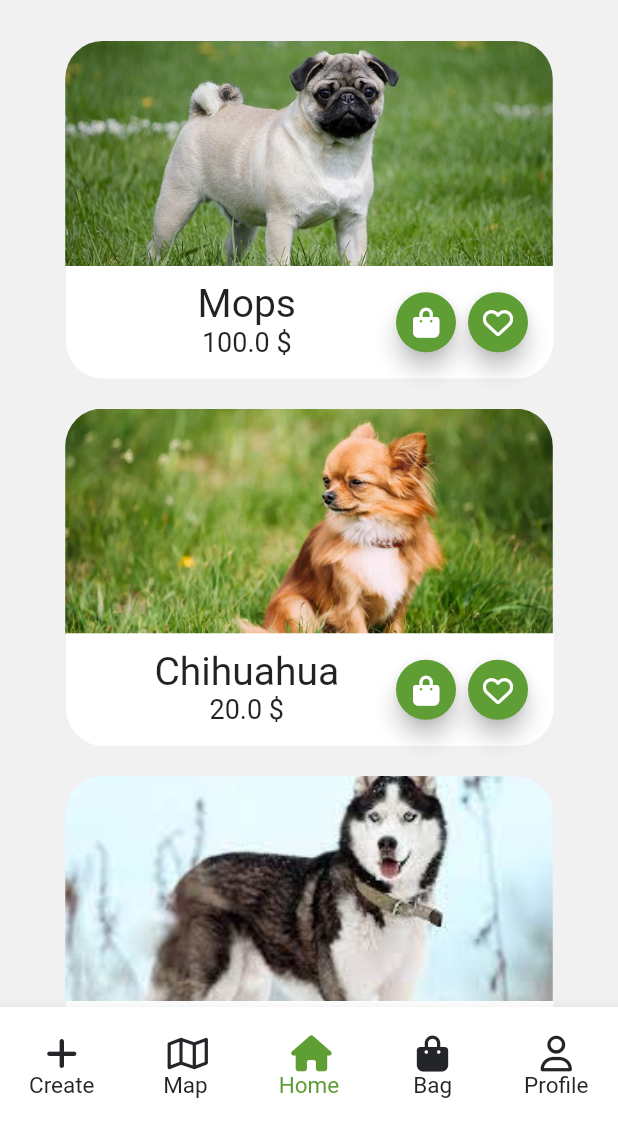
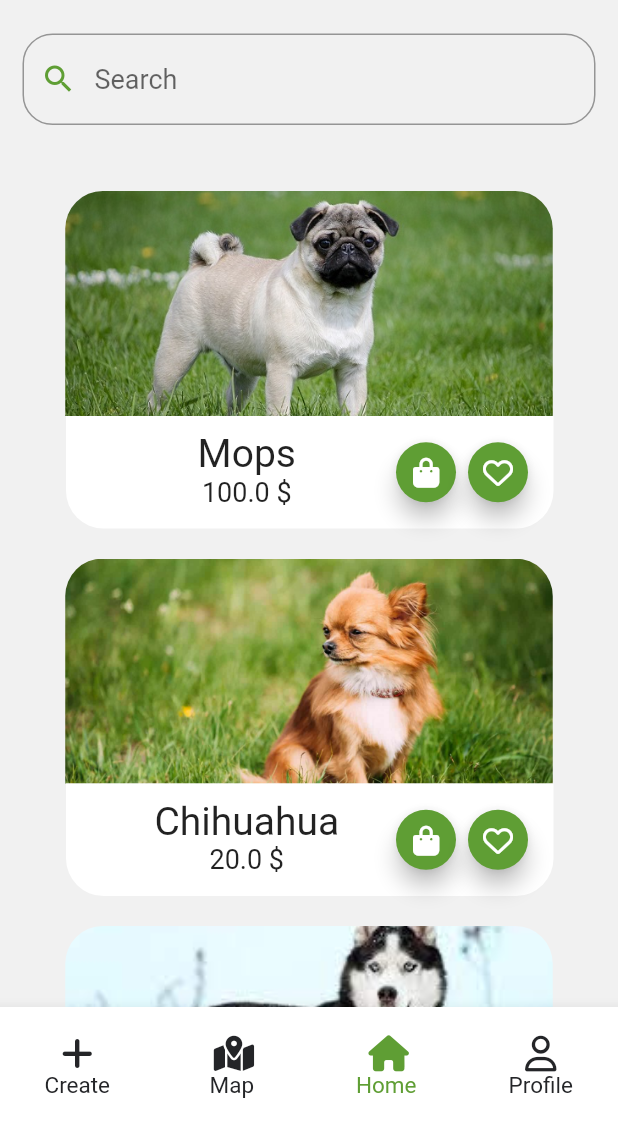
Before and after one commit to ggkotakov20/Find-perfect-pet, a Flutter app: the screen it shows after launch, on a phone screen of 412 x 824 dp, the part 109-1236 px from its top. Run offline on Flutter 3.47's test engine with Material 2 defaults, Android fonts, the phone set to English and light mode, and no system bars; our stand-ins replace font_awesome_flutter.

Commit message:
Fix some bug

```diff
--- a/app/lib/colors.dart
+++ b/app/lib/colors.dart
@@ -1,6 +1,9 @@
 import 'package:flutter/material.dart';
 
 Color firstColor = Color.fromRGBO(95, 158, 52, 1);
+Color secondColor = Color.fromRGBO(251, 235, 168, 1);
 Color darkColor = Color.fromRGBO(36, 37, 40, 1);
 
 Color background =  Color.fromRGBO(241, 241, 241, 1);
+
+Color marker = firstColor;
--- a/app/lib/data/animal_languages.dart
+++ b/app/lib/data/pet_languages.dart
@@ -1,23 +1,26 @@
-import 'package:app/pages/home/animal.dart';
+import 'package:app/pages/home/pet.dart';
 
 ///
 /// This file provides the original category data
 ///
 
 /// Original labels in german and bulgarian, english added as last value
-const labels = [
-  ["1", "100", "Mops", "мопс"],
-  ["2", "20", "Chihuahua", "цихуахуа"],
-  ["3", "500", "Husky", "хъски"]
+const  _allPets = [
+  ["1", "100", "Mops", "Мопс"],
+  ["2", "20", "Chihuahua", "Чихуахуа"],
+  ["3", "500", "Husky", "Хъски"],
+  ["4", "300", "Labrador", 'Лабрадор']
 ];
+
+
 
 ///
 /// Labels transformed into BuboCategories
 ///
 /// This list can be used in the application for rendering the categories
 ///
-List<Animal> categories = labels.map((categoryLabels) {
-  return Animal(
+List<Pet> cards = _allPets.map((categoryLabels) {
+  return Pet(
       int.parse(categoryLabels[0]),
       double.parse(categoryLabels[1]),
       'images/pets/${categoryLabels[2].toLowerCase().replaceAll(' ', '_')}.jpg',
--- a/app/lib/main.dart
+++ b/app/lib/main.dart
@@ -1,11 +1,9 @@
 import 'package:flutter/material.dart';
 import 'package:font_awesome_flutter/font_awesome_flutter.dart';
-import 'package:google_fonts/google_fonts.dart';
 import 'package:app/colors.dart';
 
 import 'package:app/pages/home/home.dart';
-import 'package:app/pages/map/map.dart';
-import 'package:app/pages/bag.dart';
+import 'package:app/pages/error.dart';
 
 void main() {
   runApp(MyApp());
@@ -19,14 +17,12 @@ class MyApp extends StatefulWidget {
   @override
   State<MyApp> createState() => _MyAppState();
 }
-
 class _MyAppState extends State<MyApp> {
   final screen = [
+    ErrorPage(),
+    ErrorPage(),
     HomePage(),
-    MapPage(),
-    HomePage(),
-    BagPage(),
-    HomePage(),
+    ErrorPage(),
   ];
 
   @override
@@ -61,22 +57,17 @@ class _MyAppState extends State<MyApp> {
               selectedFontSize: 15,
               unselectedFontSize: 15,
               items: const [
-
                 BottomNavigationBarItem(
                   label: 'Create',
                   icon: Icon(FontAwesomeIcons.plus),
                 ),
                 BottomNavigationBarItem(
                   label: 'Map',
-                  icon: Icon(FontAwesomeIcons.map),
+                  icon: Icon(FontAwesomeIcons.mapLocationDot),
                 ),
                 BottomNavigationBarItem(
                   label: 'Home',
                   icon: Icon(FontAwesomeIcons.house),
-                ),
-                BottomNavigationBarItem(
-                  label: 'Bag',
-                  icon: Icon(FontAwesomeIcons.bagShopping),
                 ),
                 BottomNavigationBarItem(
                   label: 'Profile',
--- a/app/lib/pages/bag.dart
+++ b/app/lib/pages/error.dart
@@ -1,7 +1,7 @@
 import 'package:flutter/material.dart';
 
-class BagPage extends StatelessWidget {
-  const BagPage({super.key});
+class ErrorPage extends StatelessWidget {
+  const ErrorPage({super.key});
 
   @override
   Widget build(BuildContext context) {
--- a/app/lib/pages/home/home.dart
+++ b/app/lib/pages/home/home.dart
@@ -1,10 +1,13 @@
 import 'package:flutter/material.dart';
 import 'package:font_awesome_flutter/font_awesome_flutter.dart';
 import 'package:app/colors.dart';
-import 'package:google_fonts/google_fonts.dart';
 
-import 'package:app/pages/home/animal.dart';
-import 'package:app/data/animal_languages.dart';
+import 'package:app/pages/home/pet_card.dart';
+
+import 'package:app/pages/home/pet.dart';
+import 'package:app/data/pet_languages.dart';
+
+String _language = 'us';
 
 class HomePage extends StatefulWidget {
   const HomePage({super.key});
@@ -14,152 +17,26 @@ class HomePage extends StatefulWidget {
 }
 
 class _HomePageState extends State<HomePage> {
-  String _language = 'us';
-
   @override
   Widget build(BuildContext context) {
     return Stack(
-      children: [
-        Positioned(
-          top: 0,
-          bottom: 0,
-          left: 30,
-          right: 30,
-          child: CategoryViewer(_language),
+      children:  [
+        Padding(
+          padding: const EdgeInsets.all(15),
+          child: TextField(
+            style: TextStyle(fontSize: 18),
+            cursorColor: firstColor,
+            decoration: InputDecoration(
+              prefixIcon: Icon(Icons.search, color: firstColor,),
+              hintText: 'Search',
+              border: OutlineInputBorder(
+                borderRadius: BorderRadius.circular(20),
+                borderSide: BorderSide(color: Colors.red)
+              )
+            ),
+          ),
         ),
-      ],
-    );
+        AnimalCards()
+    ]);
   }
 }
-
-class CategoryViewer extends StatelessWidget {
-  final String language;
-  CategoryViewer(this.language, {super.key});
-
-  @override
-  Widget build(BuildContext context) {
-    var width = MediaQuery.of(context).size.width;
-    var height = MediaQuery.of(context).size.height;
-
-    var widthPerCategory = 400;
-
-    print('$width X $height');
-
-    return ListView(
-      children: categories.map((categories) {
-        return AnimalListItem(language, categories);
-      }).toList(),
-    );
-  }
-}
-
-class AnimalListItem extends StatelessWidget {
-  final String language;
-  final Animal animal;
-
-  const AnimalListItem(this.language, this.animal, {super.key});
-
-  @override
-  Widget build(BuildContext context) {
-    String Animalprice = animal.price.toString();
-    return Container(
-      margin: const EdgeInsets.only(top: 20, bottom: 0,),
-      child: Column(
-        children: [
-          //  Image section
-          Container(
-            width: 325,
-            height: 150,
-            decoration: BoxDecoration(
-              image: DecorationImage(
-                image: AssetImage(animal.image),
-                fit: BoxFit.cover,
-              ),
-              borderRadius: BorderRadius.only(
-                  topLeft: Radius.circular(25.0),
-                  topRight: Radius.circular(25.0)),
-            ),
-          ),
-
-          // Information section
-          Container(
-            child: Row(
-              children: [
-                // Title and price
-                Container(
-                  margin: const EdgeInsets.only(left:14),
-                  height: 75,
-                  width: 216,
-                  decoration: const BoxDecoration(
-                    borderRadius: BorderRadius.only(
-                      bottomLeft: Radius.circular(25.0),
-                    ),
-                    color: Colors.white,
-                  ),
-                  child: Padding(
-                    padding: const EdgeInsets.only(top: 10, left: 25,),
-                    child: Column(
-                      children: [
-                        Text(
-                          animal.title[language] != null
-                              ? animal.title[language]!
-                              : 'Not available',
-                          style: const TextStyle(
-                            fontSize: 26,
-                            overflow: TextOverflow.ellipsis,
-                          ),
-                        ),
-                        Text(
-                          '$Animalprice \$',
-                          style: const TextStyle(
-                            fontSize: 18,
-                          ),
-                        ),
-                      ],
-                    ),
-                  ),
-                ),
-
-                // Shopping and add to favourite buttons
-                Container(
-                  height: 75,
-                  width: 109,
-                  decoration: const BoxDecoration(
-                    borderRadius: BorderRadius.only(
-                      bottomRight: Radius.circular(25.0),
-                    ),
-                    color: Colors.white,
-                  ),
-                  child: Row(
-                    children: [
-                      FloatingActionButton.small(
-                        backgroundColor: firstColor,
-                        onPressed: () {},
-                        child: Icon(
-                          FontAwesomeIcons.bagShopping,
-                          size: 20,
-                          color: Colors.white,
-                        ),
-                      ),
-                      FloatingActionButton.small(
-                        backgroundColor: firstColor,
-                        onPressed: () {},
-                        child: Icon(
-                          FontAwesomeIcons.heart,
-                          size: 20,
-                          color: Colors.white,
-                        ),
-                      ),
-                     ],
-                  ),
-                )
-
-              ],
-            ),
-          ),
-
-        ],
-      ),
-    );
-  }
-}
--- a/app/lib/pages/home/animal.dart
+++ b/app/lib/pages/home/pet.dart
@@ -1,8 +1,8 @@
-class Animal {
+class Pet {
   int id;
   double price;
   String image;
   Map<String, String> title;
 
-  Animal(this.id, this.price,this.image, this.title);
+  Pet(this.id, this.price,this.image, this.title);
 }
--- /dev/null
+++ b/app/lib/pages/home/pet_card.dart
@@ -0,0 +1,168 @@
+import 'package:flutter/material.dart';
+import 'package:app/colors.dart';
+import 'package:font_awesome_flutter/font_awesome_flutter.dart';
+
+import 'package:app/pages/home/pet.dart';
+import 'package:app/data/pet_languages.dart';
+
+import 'package:app/pages/home/home.dart';
+
+String _language = 'us';
+class AnimalCards extends StatefulWidget {
+  const AnimalCards({super.key});
+
+  @override
+  State<AnimalCards> createState() => _AnimalCardsState();
+}
+
+class _AnimalCardsState extends State<AnimalCards> {
+  @override
+  Widget build(BuildContext context) {
+    return Stack(
+        children:[ Positioned(
+              top: 100,
+              bottom: 0,
+              left: 30,
+              right: 30,
+              child: AnimalViewer(_language),
+            ),
+        ]
+    );
+  }
+}
+
+class AnimalViewer extends StatelessWidget {
+  final String language;
+  AnimalViewer(this.language, {super.key});
+
+  @override
+  Widget build(BuildContext context) {
+    var width = MediaQuery.of(context).size.width;
+    var height = MediaQuery.of(context).size.height;
+
+    var widthPerCategory = 400;
+
+    print('$width X $height');
+
+    return ListView(
+      children: cards.map((cards) {
+        return AnimalListItem(language, cards);
+      }).toList(),
+    );
+  }
+}
+
+class AnimalListItem extends StatelessWidget {
+  final String language;
+  final Pet animal;
+
+  const AnimalListItem(this.language, this.animal, {super.key});
+
+  @override
+  Widget build(BuildContext context) {
+    String Animalprice = animal.price.toString();
+    return Container(
+      margin: const EdgeInsets.only(
+        top: 20,
+        bottom: 0,
+      ),
+      child: Column(
+        children: [
+          //  Image section
+          Container(
+            width: 325,
+            height: 150,
+            decoration: BoxDecoration(
+              image: DecorationImage(
+                image: AssetImage(animal.image),
+                fit: BoxFit.cover,
+              ),
+              borderRadius: BorderRadius.only(
+                  topLeft: Radius.circular(25.0),
+                  topRight: Radius.circular(25.0)),
+            ),
+          ),
+
+          // Information section
+          Container(
+            child: Row(
+              children: [
+                // Title and price
+                Container(
+                  margin: const EdgeInsets.only(left: 14),
+                  height: 75,
+                  width: 216,
+                  decoration: const BoxDecoration(
+                    borderRadius: BorderRadius.only(
+                      bottomLeft: Radius.circular(25.0),
+                    ),
+                    color: Colors.white,
+                  ),
+                  child: Padding(
+                    padding: const EdgeInsets.only(
+                      top: 10,
+                      left: 25,
+                    ),
+                    child: Column(
+                      children: [
+                        Text(
+                          animal.title[language] != null
+                              ? animal.title[language]!
+                              : 'Not available',
+                          style: const TextStyle(
+                            fontSize: 26,
+                            overflow: TextOverflow.ellipsis,
+                          ),
+                        ),
+                        Text(
+                          '$Animalprice \$',
+                          style: const TextStyle(
+                            fontSize: 18,
+                          ),
+                        ),
+                      ],
+                    ),
+                  ),
+                ),
+
+                // Shopping and add to favourite buttons
+                Container(
+                  height: 75,
+                  width: 109,
+                  decoration: const BoxDecoration(
+                    borderRadius: BorderRadius.only(
+                      bottomRight: Radius.circular(25.0),
+                    ),
+                    color: Colors.white,
+                  ),
+                  child: Row(
+                    children: [
+                      FloatingActionButton.small(
+                        backgroundColor: firstColor,
+                        onPressed: () {},
+                        child: Icon(
+                          FontAwesomeIcons.bagShopping,
+                          size: 20,
+                          color: Colors.white,
+                        ),
+                      ),
+                      FloatingActionButton.small(
+                        backgroundColor: firstColor,
+                        onPressed: () {},
+                        child: Icon(
+                          FontAwesomeIcons.heart,
+                          size: 20,
+                          color: Colors.white,
+                        ),
+                      ),
+                    ],
+                  ),
+                )
+              ],
+            ),
+          ),
+        ],
+      ),
+    );
+  }
+}
--- a/app/lib/pages/map/map.dart
+++ /dev/null
@@ -1,18 +0,0 @@
-import 'package:flutter/material.dart';
-import 'package:font_awesome_flutter/font_awesome_flutter.dart';
-import 'package:app/colors.dart';
-import 'package:google_fonts/google_fonts.dart';
-
-class MapPage extends StatefulWidget {
-  const MapPage({super.key});
-
-  @override
-  State<MapPage> createState() => _MapPageState();
-}
-
-class _MapPageState extends State<MapPage> {
-  @override
-  Widget build(BuildContext context) {
-    return const Placeholder();
-  }
-}
--- a/app/pubspec.yaml
+++ b/app/pubspec.yaml
@@ -28,15 +28,12 @@ environment:
 # the latest version available on pub.dev. To see which dependencies have newer
 # versions available, run `flutter pub outdated`.
 dependencies:
-  google_fonts: ^4.0.4
   flutter:
     sdk: flutter
-
+  font_awesome_flutter: ^10.4.0
 
   # The following adds the Cupertino Icons font to your application.
   # Use with the CupertinoIcons class for iOS style icons.
-  cupertino_icons: ^1.0.2
-  font_awesome_flutter: ^10.4.0
 
 dev_dependencies:
   flutter_test:
@@ -64,6 +61,7 @@ flutter:
   assets:
     - images/
     - images/pets/
+    - images/map/
 
   # An image asset can refer to one or more resolution-specific "variants", see
   # https://flutter.dev/assets-and-images/#resolution-aware
```
Also changed, not shown: app/images/map/logo_arenaVet.png (added), app/images/pets/labrador.jpg (added), app/pubspec.lock, 2 other files.
